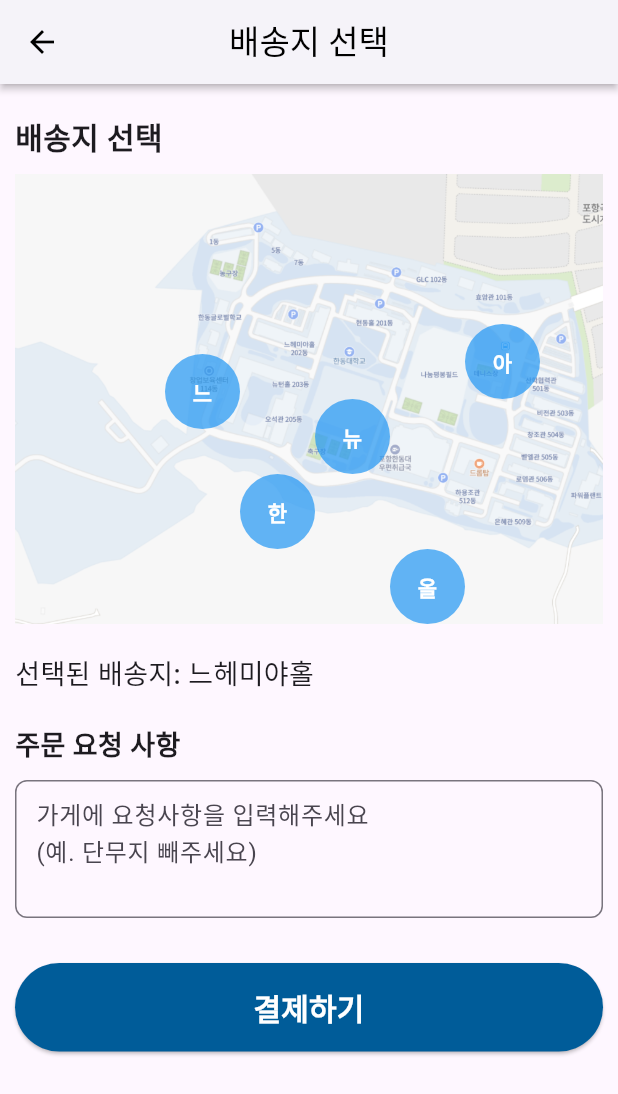
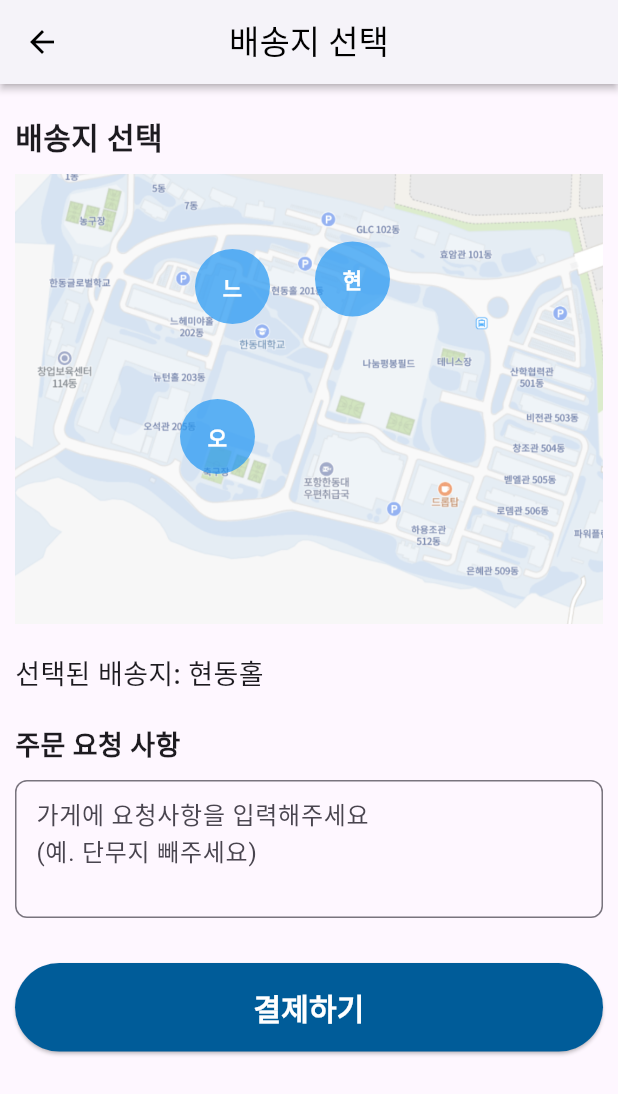
Before and after one commit to hanskim431/handong-eats-FE, a Flutter app: the PlaceSelectScreen screen opened directly, on a phone screen of 412 x 824 dp. Shown: the top 1094 px of the screen. Run offline on Flutter 3.47's test engine with Material 3 defaults, Android fonts, the phone set to English and light mode, and no system bars; our stand-ins replace flutter_secure_storage, jwt_decoder, logger, shared_preferences, socket_io_client; accounts and stored records are empty; network calls fail.

Commit message:
(주문) 주문지 선택 수정

```diff
--- a/lib/screen/order/place_select_screen.dart
+++ b/lib/screen/order/place_select_screen.dart
@@ -13,7 +13,7 @@ class PlaceSelectScreen extends StatefulWidget {
 }
 
 class _PlaceSelectScreenState extends State<PlaceSelectScreen> {
-  String selectedAddress = "느헤미야홀"; // 선택된 배달지 기본값
+  String selectedAddress = "현동홀"; // 선택된 배달지 기본값
   SharedPreferences? prefs;
   final FlutterSecureStorage secureStorage =
       const FlutterSecureStorage(); // SecureStorage 인스턴스 생성
@@ -157,11 +157,9 @@ class _PlaceSelectScreenState extends State<PlaceSelectScreen> {
 
   // 배송지 이름과 위치 정보를 저장한 리스트
   final List<Map<String, dynamic>> deliveryPoints = [
-    {"name": "느헤미야홀", "position": const Offset(100, 120)},
-    {"name": "뉴턴홀", "position": const Offset(200, 150)},
-    {"name": "한동대학교", "position": const Offset(150, 200)},
-    {"name": "올네이션스홀", "position": const Offset(250, 250)},
-    {"name": "아이작홀", "position": const Offset(300, 100)},
+    {"name": "느헤미야홀", "position": const Offset(120, 50)},
+    {"name": "오석관", "position": const Offset(110, 150)},
+    {"name": "현동홀", "position": const Offset(200, 45)},
   ];
 
   // 클릭 시 선택된 배송지를 변경하는 함수
@@ -201,7 +199,7 @@ class _PlaceSelectScreenState extends State<PlaceSelectScreen> {
                 children: [
                   // 지도 이미지
                   Image.asset(
-                    'assets/images/map.png', // 실제 학교 지도 이미지 경로로 변경하세요
+                    'assets/images/map.png',
                     width: double.infinity,
                     height: 300,
                     fit: BoxFit.cover,
```
Also changed, not shown: assets/images/map.png.
